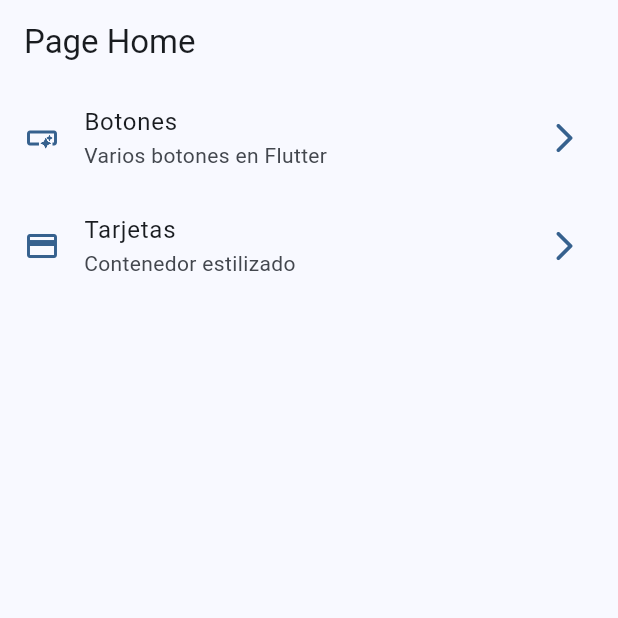
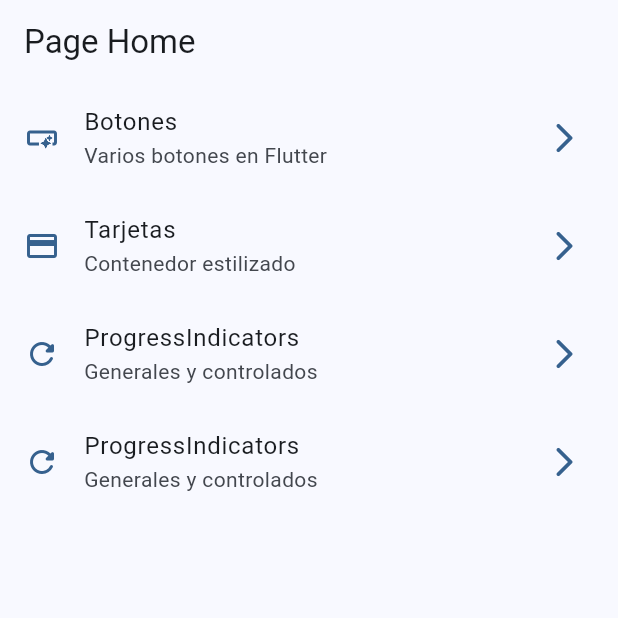
Before and after one commit to esCarlosOrjuela/widgets_app, a Flutter app: the screen it shows after launch, on a phone screen of 412 x 824 dp, the top half of it. Run offline on Flutter 3.47's test engine with Material 2 defaults, Android fonts, the phone set to English and light mode, and no system bars; our stand-ins replace go_router.

Commit message:
progress indicator finished

```diff
--- a/lib/config/Navigator/app_router.dart
+++ b/lib/config/Navigator/app_router.dart
@@ -19,6 +19,11 @@ final appRouter = GoRouter(
       name: RoutesScreenApp.cards.toString(),
       builder: (context, state) => const CardsScreen(),
     ),
+    GoRoute(
+      path: '/progress',
+      name: RoutesScreenApp.progress.toString(),
+      builder: (context, state) => const ProgressScreen(),
+    ),
   ]
 );
 
--- a/lib/domain/entities/menu_items.dart
+++ b/lib/domain/entities/menu_items.dart
@@ -21,10 +21,25 @@ class MenuItem{
       link: '/buttons',
       icon: Icons.smart_button_outlined,
     ),
+
     MenuItem(
       title: 'Tarjetas',
       subTitle: 'Contenedor estilizado',
       link: '/cards',
       icon: Icons.credit_card,
     ),
+
+    MenuItem(
+      title: 'ProgressIndicators',
+      subTitle: 'Generales y controlados',
+      link: '/progress',
+      icon: Icons.refresh_rounded,
+    ),
+
+    MenuItem(
+      title: 'ProgressIndicators',
+      subTitle: 'Generales y controlados',
+      link: '/progress',
+      icon: Icons.refresh_rounded,
+    ),
   ];
```
Also changed, not shown: lib/presentation/screens/progress_screen.dart (+66 -1 lines).
